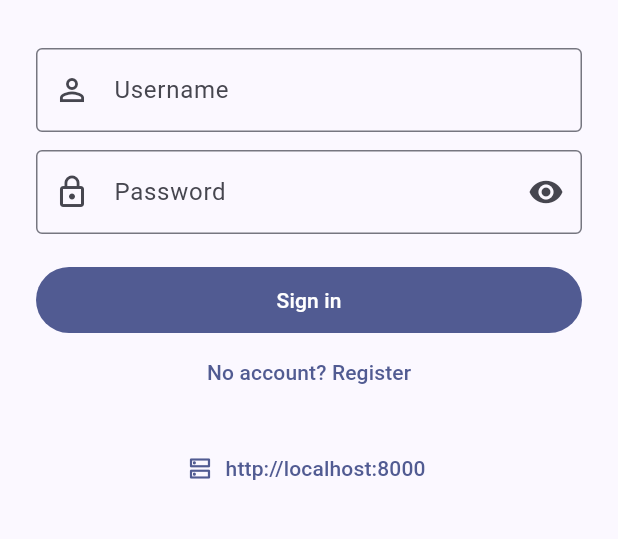
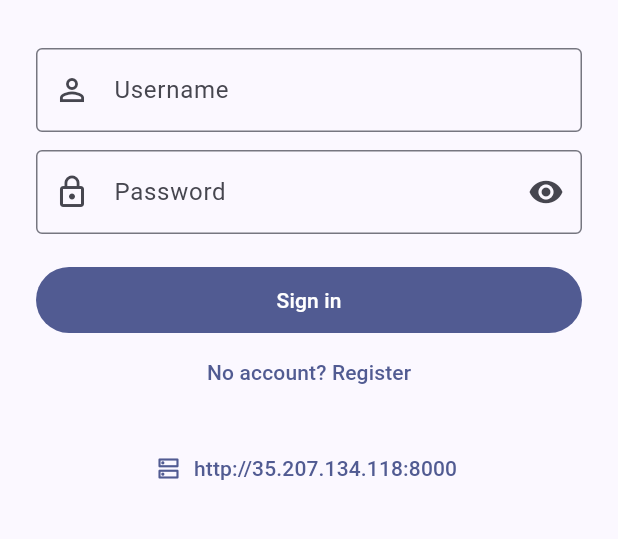
Before and after one commit to LyllKytten/shedule-manager, a Flutter app: the screen it shows after launch, on a phone screen of 412 x 824 dp, the part 447-986 px from its top. Run offline on Flutter 3.47's test engine with Material 3 defaults, Android fonts, the phone set to English and light mode, and no system bars; our stand-ins replace shared_preferences; accounts and stored records are empty.

Commit message:
Use the Google Cloud VM as the Flutter app's default backend
Default API_URL is now http://35.207.134.118:8000 (app, Dockerfile, compose); localhost stays available via --dart-define=API_URL.

```diff
--- a/flutter/lib/config.dart
+++ b/flutter/lib/config.dart
@@ -1,4 +1,5 @@
-/// Backend base URL. Override at build time:
-///   flutter run --dart-define=API_URL=http://192.168.1.10:8000
+/// Backend base URL. Defaults to the production server on the Google Cloud VM.
+/// Override at build time, e.g. for a backend running on this machine:
+///   flutter run --dart-define=API_URL=http://localhost:8000
 const String defaultApiUrl =
-    String.fromEnvironment('API_URL', defaultValue: 'http://localhost:8000');
+    String.fromEnvironment('API_URL', defaultValue: 'http://35.207.134.118:8000');
```
Also changed, not shown: 4 other files.
